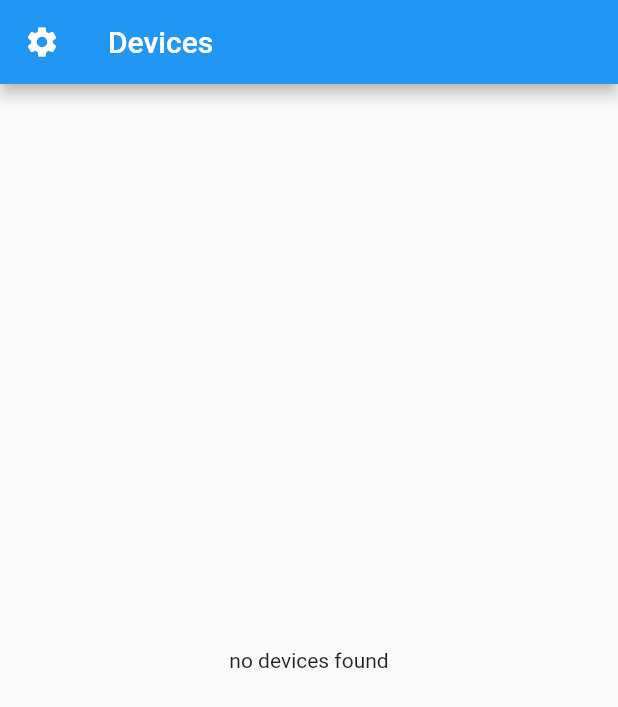
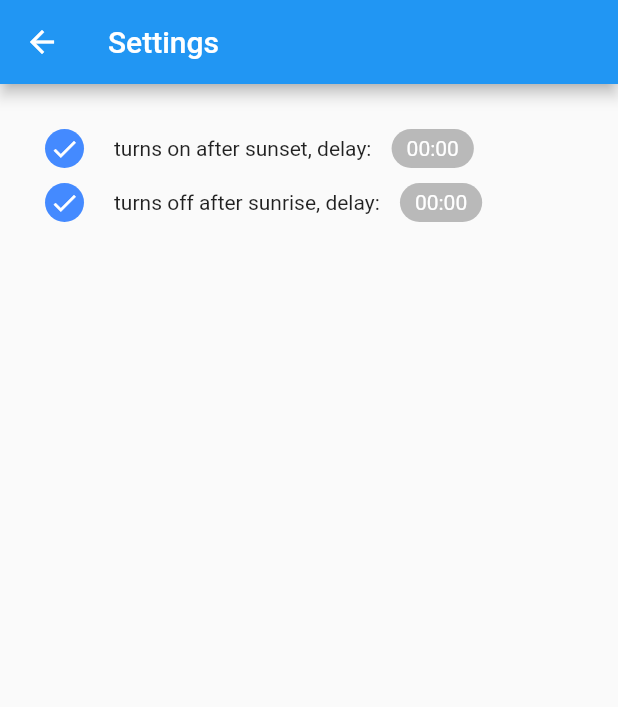
Before and after one commit to hendricmartens/smart_flashlight, a Flutter app: the screen it shows after launch, after a tap on the "settings" icon, on a phone screen of 412 x 824 dp. Shown: the top 707 px of the screen. Run offline on Flutter 3.47's test engine with Material 2 defaults, Android fonts, the phone set to English and light mode, and no system bars; our stand-ins replace flutter_blue, modal_bottom_sheet, shared_preferences.

Commit message:
added settings screen

```diff
--- a/smart_flashlight/lib/home.dart
+++ b/smart_flashlight/lib/home.dart
@@ -3,6 +3,7 @@ import 'dart:io';
 
 import 'package:flutter/material.dart';
 import 'package:flutter_blue/flutter_blue.dart';
+import 'package:smart_flashlight/settings.dart';
 
 class HomeScreen extends StatefulWidget {
   @override
@@ -59,7 +60,10 @@ class _HomeScreenState extends State<HomeScreen> {
         appBar: AppBar(
           leading: Container(
             child: IconButton(
-              onPressed: () {},
+              onPressed: () {
+                Navigator.of(context).push(
+                    MaterialPageRoute(builder: (context) => SettingsScreen()));
+              },
               icon: Icon(
                 Icons.settings,
                 color: Colors.white,
--- /dev/null
+++ b/smart_flashlight/lib/settings.dart
@@ -0,0 +1,256 @@
+import 'package:flutter/cupertino.dart';
+import 'package:flutter/material.dart';
+import 'package:modal_bottom_sheet/modal_bottom_sheet.dart';
+import 'package:intl/intl.dart';
+import 'package:shared_preferences/shared_preferences.dart';
+
+class SettingsScreen extends StatefulWidget {
+  @override
+  _SettingsScreenState createState() => _SettingsScreenState();
+}
+
+class _SettingsScreenState extends State<SettingsScreen> {
+  bool sunset = true;
+  Duration sunset_delay = Duration();
+
+  bool sunrise = true;
+  Duration sunrise_delay = Duration();
+
+  SharedPreferences? prefs;
+
+  @override
+  void initState() {
+    super.initState();
+
+    SharedPreferences.getInstance().then((value) {
+      prefs = value;
+
+      if (prefs!.containsKey("sunset")) {
+        sunset = prefs!.getBool("sunset")!;
+        sunrise = prefs!.getBool("sunrise")!;
+
+        sunset_delay = Duration(minutes: prefs!.getInt("sunset_delay")!);
+        sunrise_delay = Duration(minutes: prefs!.getInt("sunrise_delay")!);
+
+        setState(() {});
+      } else {
+        prefs!.setBool("sunset", sunset);
+        prefs!.setBool("sunrise", sunrise);
+
+        prefs!.setInt("sunset_delay", sunset_delay.inMinutes);
+        prefs!.setInt("sunrise_delay", sunrise_delay.inMinutes);
+      }
+    });
+  }
+
+  @override
+  Widget build(BuildContext context) {
+    return Scaffold(
+      appBar: AppBar(
+        title: Text("Settings"),
+      ),
+      body: Container(
+        margin: EdgeInsets.only(top: 30, left: 30),
+        child: Column(
+          children: [
+            Container(
+              margin: EdgeInsets.only(bottom: 10),
+              child: Row(
+                children: [
+                  Container(
+                    margin: EdgeInsets.only(right: 20),
+                    child: InkWell(
+                      onTap: () {
+                        setState(() {
+                          sunset = !sunset;
+                        });
+                      },
+                      child: Container(
+                        padding: EdgeInsets.all(3),
+                        decoration: BoxDecoration(
+                            shape: BoxShape.circle,
+                            color: sunset ? Colors.blueAccent : Colors.grey),
+                        child: sunset
+                            ? Icon(
+                                Icons.check,
+                                size: 20.0,
+                                color: Colors.white,
+                              )
+                            : Icon(
+                                Icons.check_box_outline_blank,
+                                size: 20.0,
+                                color: Colors.grey,
+                              ),
+                      ),
+                    ),
+                  ),
+                  Text("turns on after sunset, "),
+                  Container(
+                      margin: EdgeInsets.only(right: 10),
+                      child: Text("delay: ")),
+                  !sunset
+                      ? Container()
+                      : GestureDetector(
+                          onTap: () {
+                            showMaterialModalBottomSheet(
+                                expand: false,
+                                context: context,
+                                backgroundColor: Colors.transparent,
+                                builder: (context) => Container(
+                                      height:
+                                          MediaQuery.of(context).size.height /
+                                              3,
+                                      color: Colors.white,
+                                      child: Column(
+                                        children: [
+                                          Row(
+                                              mainAxisAlignment:
+                                                  MainAxisAlignment.end,
+                                              children: [
+                                                TextButton(
+                                                    onPressed: () =>
+                                                        Navigator.of(context)
+                                                            .pop(),
+                                                    child: Text("Done"))
+                                              ]),
+                                          Expanded(
+                                            child: CupertinoTimerPicker(
+                                              mode: CupertinoTimerPickerMode.hm,
+                                              onTimerDurationChanged:
+                                                  (Duration duration) =>
+                                                      setState(() {
+                                                this.sunset_delay = duration;
+                                                prefs?.setInt(
+                                                    "sunset_delay",
+                                                    this
+                                                        .sunset_delay
+                                                        .inMinutes);
+                                              }),
+                                              initialTimerDuration:
+                                                  this.sunset_delay,
+                                            ),
+                                          ),
+                                        ],
+                                      ),
+                                    ));
+                          },
+                          child: Container(
+                            padding: EdgeInsets.symmetric(
+                                horizontal: 10, vertical: 5),
+                            decoration: BoxDecoration(
+                                borderRadius:
+                                    BorderRadius.all(Radius.circular(30)),
+                                color: Colors.grey.withOpacity(0.7)),
+                            child: Text(
+                              DateFormat('HH:mm').format(
+                                  DateTime(DateTime.now().year)
+                                      .add(sunset_delay)),
+                              style: TextStyle(color: Colors.white),
+                            ),
+                          ),
+                        ),
+                ],
+              ),
+            ),
+            Row(
+              children: [
+                Container(
+                  margin: EdgeInsets.only(right: 20),
+                  child: InkWell(
+                    onTap: () {
+                      setState(() {
+                        sunrise = !sunrise;
+                      });
+                    },
+                    child: Container(
+                      padding: EdgeInsets.all(3),
+                      decoration: BoxDecoration(
+                          shape: BoxShape.circle,
+                          color: sunrise ? Colors.blueAccent : Colors.grey),
+                      child: sunrise
+                          ? Icon(
+                              Icons.check,
+                              size: 20.0,
+                              color: Colors.white,
+                            )
+                          : Icon(
+                              Icons.check_box_outline_blank,
+                              size: 20.0,
+                              color: Colors.grey,
+                            ),
+                    ),
+                  ),
+                ),
+                Text("turns off after sunrise, "),
+                Container(
+                    margin: EdgeInsets.only(right: 10), child: Text("delay: ")),
+                !sunrise
+                    ? Container()
+                    : GestureDetector(
+                        onTap: () {
+                          showMaterialModalBottomSheet(
+                              expand: false,
+                              context: context,
+                              backgroundColor: Colors.transparent,
+                              builder: (context) => Container(
+                                    height:
+                                        MediaQuery.of(context).size.height / 3,
+                                    color: Colors.white,
+                                    child: Column(
+                                      children: [
+                                        Row(
+                                            mainAxisAlignment:
+                                                MainAxisAlignment.end,
+                                            children: [
+                                              TextButton(
+                                                  onPressed: () =>
+                                                      Navigator.of(context)
+                                                          .pop(),
+                                                  child: Text("Done"))
+                                            ]),
+                                        Expanded(
+                                          child: CupertinoTimerPicker(
+                                            mode: CupertinoTimerPickerMode.hm,
+                                            onTimerDurationChanged:
+                                                (Duration duration) =>
+                                                    setState(() {
+                                              this.sunrise_delay = duration;
+                                              if (prefs != null) {
+                                                prefs?.setInt(
+                                                    "sunrise_delay",
+                                                    this
+                                                        .sunrise_delay
+                                                        .inMinutes);
+                                              }
+                                            }),
+                                            initialTimerDuration:
+                                                this.sunrise_delay,
+                                          ),
+                                        ),
+                                      ],
+                                    ),
+                                  ));
+                        },
+                        child: Container(
+                          padding:
+                              EdgeInsets.symmetric(horizontal: 10, vertical: 5),
+                          decoration: BoxDecoration(
+                              borderRadius:
+                                  BorderRadius.all(Radius.circular(30)),
+                              color: Colors.grey.withOpacity(0.7)),
+                          child: Text(
+                            DateFormat('HH:mm').format(
+                                DateTime(DateTime.now().year)
+                                    .add(sunrise_delay)),
+                            style: TextStyle(color: Colors.white),
+                          ),
+                        ),
+                      ),
+              ],
+            ),
+          ],
+        ),
+      ),
+    );
+  }
+}
--- a/smart_flashlight/pubspec.yaml
+++ b/smart_flashlight/pubspec.yaml
@@ -26,6 +26,9 @@ dependencies:
     sdk: flutter
 
   flutter_blue: ^0.8.0
+  modal_bottom_sheet: ^2.0.0
+  intl: ^0.17.0
+  shared_preferences: ^2.0.6
 
 
   # The following adds the Cupertino Icons font to your application.
@@ -35,6 +38,8 @@ dependencies:
 dev_dependencies:
   flutter_test:
     sdk: flutter
+
+
 
 # For information on the generic Dart part of this file, see the
 # following page: https://dart.dev/tools/pub/pubspec
```
Also changed, not shown: smart_flashlight/pubspec.lock, 1 other file.
